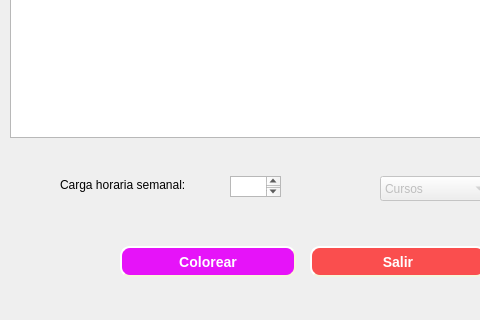
Qt form coloringdialog.ui (Santiago-Pinto/colorcraft) before a commit; both pictures show x 0 to 480 and y 84 to 404 of the 576 by 404 pixel window.
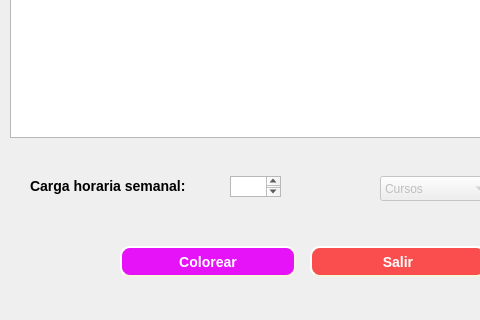
The same form after that commit.

Commit message: Changed font in labels

Patch:
```diff
--- a/coloringdialog.ui
+++ b/coloringdialog.ui
@@ -108,12 +108,15 @@
    <widget class="QLabel" name="label">
     <property name="geometry">
      <rect>
-      <x>60</x>
+      <x>30</x>
       <y>260</y>
-      <width>161</width>
-      <height>17</height>
+      <width>191</width>
+      <height>20</height>
      </rect>
     </property>
+    <property name="styleSheet">
+     <string notr="true">font: bold 14px;</string>
+    </property>
     <property name="text">
      <string>Carga horaria semanal:</string>
     </property>
```
The commit also changes 10 other files.
